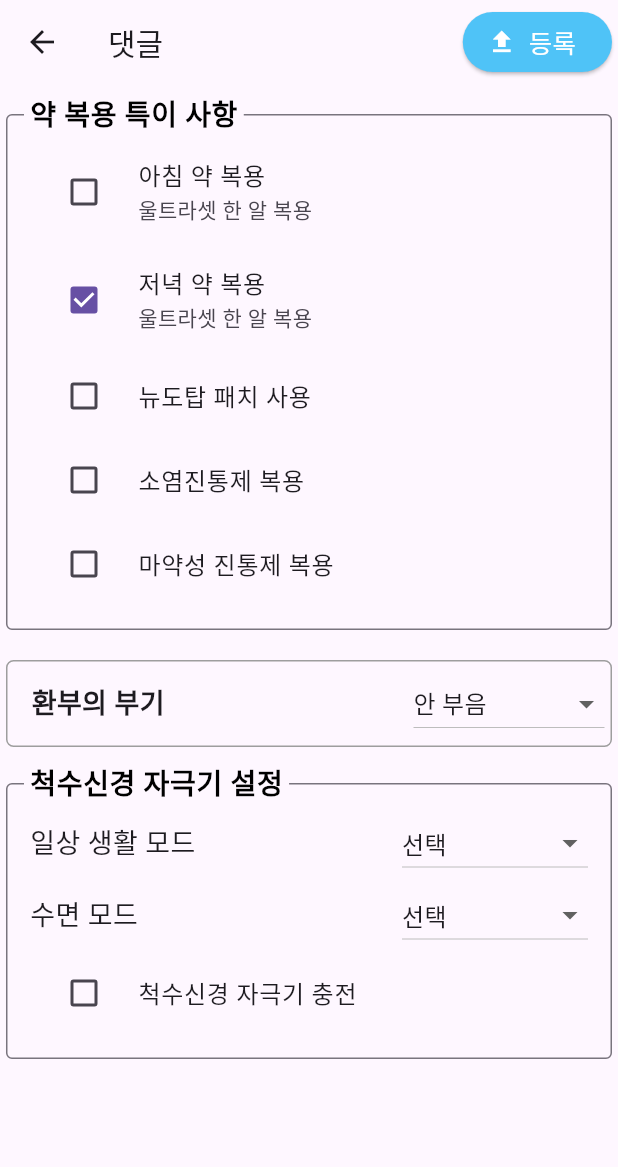
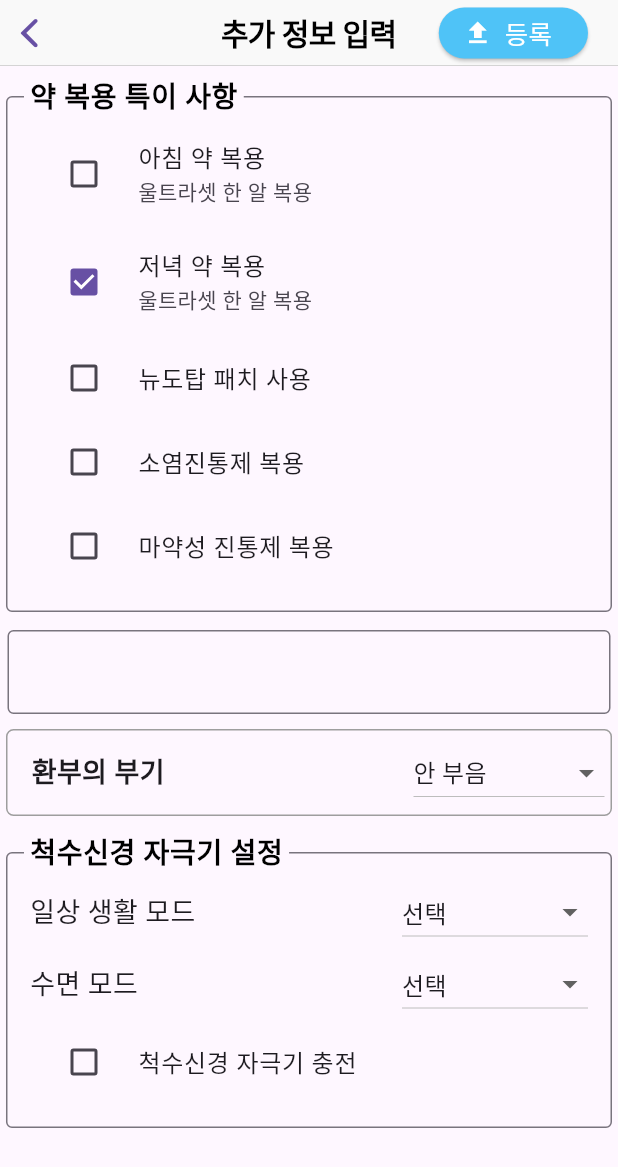
Before and after one commit to SelTeck/PainRecord, a Flutter app: the BlogCommentView screen opened directly with empty values, after a tap on "아침 약 복용", after a tap on "저녁 약 복용", on a phone screen of 412 x 824 dp. Shown: the top 1167 px of the screen. Run offline on Flutter 3.47's test engine with Material 3 defaults, Android fonts, the phone set to English and light mode, and no system bars; our stand-ins replace flutter_easyloading, fluttertoast, get, logger, shared_preferences, webview_flutter; missing offline and left inert: webview_flutter_android, webview_flutter_wkwebview; accounts and stored records are empty; network calls fail.

Commit message:
comment provider 구조 적용

```diff
--- a/lib/views/blog_comment_view.dart
+++ b/lib/views/blog_comment_view.dart
@@ -1,89 +1,87 @@
-// ignore_for_file: prefer_typing_uninitialized_variables
+import 'dart:convert';
 
-import 'dart:convert';
+import 'package:flutter/cupertino.dart';
 import 'package:flutter/material.dart';
 import 'package:flutter_easyloading/flutter_easyloading.dart';
 import 'package:fluttertoast/fluttertoast.dart';
+import 'package:get/get.dart';
 import 'package:pain_record/model/commentinfo.dart';
-import 'package:pain_record/model/result.dart';
-import 'package:pain_record/session/session.dart';
+import 'package:pain_record/provider/comment_provider.dart';
+import 'package:pain_record/widgets/comment_stimulator_dropdown_button.dart';
+import 'package:pain_record/widgets/comment_swell_dropdown_button.dart';
+import 'package:pain_record/widgets/comment_update_button.dart';
 
 class BlogCommentView extends StatefulWidget {
   final blogIndex;
-  const BlogCommentView({Key? key, required this.blogIndex}) : super(key: key);
+  const BlogCommentView({super.key, required this.blogIndex});
 
   @override
   State<StatefulWidget> createState() => _BlogCommentView();
 }
 
 class _BlogCommentView extends State<BlogCommentView> {
-  final List<String> swellList = <String>['안 부음', '조금 부음', '제법 부음', '많이 부음'];
-  final List<String> stimulatorList = <String>['선택', 'A', 'B', 'C'];
+  final _isTakeMorning = false.obs;
+  final _isTakeDinner = false.obs;
+  final _isTakePatch = false.obs;
+  final _isAntiAnalgesic = false.obs;
+  final _isNarcoticAnalgesic = false.obs;
+  final _isStimulusCharge = false.obs;
+
+  final _swellingController = SwellingController();
+  final _activeController = StimulatorController();
+  final _sleepController = StimulatorController();
+  final _commentTextController = TextEditingController();
+
+  late CommentProvider _provider;
+  late CommentSwellDropdownButton _swellDropdownButton;
+  late CommentStimulatorDropdownButton _activeDropDownButton;
+  late CommentStimulatorDropdownButton _sleepDrowWondButton;
 
   bool _isHaveData = false;
-  bool _isTakeMorning = false,
-      _isTakeDinner = false,
-      _isTakePatch = false,
-      _isAntiAnalgesic = false,
-      _isNarcoticAnalgesic = false,
-      _isStimulusCharge = false;
-
-  String _activeValue = '선택', _sleepingValue = '선택', _swellValue = '안 부음';
 
   @override
   void initState() {
+    _provider = CommentProvider();
+    _swellDropdownButton =
+        CommentSwellDropdownButton(controller: _swellingController);
+    _activeDropDownButton =
+        CommentStimulatorDropdownButton(controller: _activeController);
+    _sleepDrowWondButton =
+        CommentStimulatorDropdownButton(controller: _sleepController);
     super.initState();
-    _showLoading(msg: 'Searching Comment...');
-    _searchComment();
+
+    _searchCommentInfor();
   }
 
   @override
   Widget build(BuildContext context) {
     return Scaffold(
-      appBar: AppBar(
-        title: const Text(
-          '댓글',
-          style: TextStyle(fontSize: 20),
+      appBar: CupertinoNavigationBar(
+        middle: const Text(
+          '추가 정보 입력',
+          style: TextStyle(fontSize: 20, fontWeight: FontWeight.w700),
         ),
-        actions: [
-          _makeCommentButton(),
-        ],
+        trailing: CommentUpdateButton(onPressed: () {
+          _isHaveData ? _updateComment() : _saveComment();
+        }),
       ),
-      body: Column(
+      body: Expanded(
+        child: SingleChildScrollView(
+          child: Column(
             children: [
               _makeTakeMedicine(),
+              Padding(
+                padding: const EdgeInsets.fromLTRB(5.0, 12.0, 5.0, 0.0),
+                child: TextField(
+                  controller: _commentTextController,
+                  decoration: const InputDecoration(
+                    border: OutlineInputBorder(),
+                  ),
+                ),
+              ),
               _makeSwellingInfo(),
               _makeStimulusInfo(),
             ],
-      ),
-    );
-  }
-
-  Widget _makeCommentButton() {
-    return Container(
-      padding: const EdgeInsets.symmetric(
-        vertical: 8.0,
-        horizontal: 4.0,
-      ),
-      child: ElevatedButton.icon(
-        onPressed: () {
-          _isHaveData ? _updateComment() : _saveComment();
-          _showLoading(
-              msg: _isHaveData ? "Updating Comment..." : "Saving Comment...");
-        },
-        icon: const Icon(
-          Icons.upload,
-          size: 20,
-          color: Colors.white,
-        ),
-        label: const Text(
-          '등록',
-          style: TextStyle(color: Colors.white, fontSize: 17.0),
-        ),
-        style: ElevatedButton.styleFrom(
-          backgroundColor: Colors.lightBlue[300],
-          shape: RoundedRectangleBorder(
-            borderRadius: BorderRadius.circular(20.0),
           ),
         ),
       ),
@@ -103,57 +101,57 @@ class _BlogCommentView extends State<BlogCommentView> {
         ),
         child: Column(
           children: [
-            CheckboxListTile(
-              value: _isTakeMorning,
+            Obx(
+              () => CheckboxListTile(
+                value: _isTakeMorning.value,
                 onChanged: (bool? value) {
-                setState(() {
-                  _isTakeMorning = value!;
-                });
+                  _isTakeMorning.value = value!;
                 },
                 title: const Text('아침 약 복용'),
                 subtitle: const Text('울트라셋 한 알 복용'),
                 controlAffinity: ListTileControlAffinity.leading,
               ),
-            CheckboxListTile(
-              value: _isTakeDinner,
+            ),
+            Obx(
+              () => CheckboxListTile(
+                value: _isTakeDinner.value,
                 onChanged: (bool? value) {
-                setState(() {
-                  _isTakeDinner = value!;
-                });
+                  _isTakeDinner.value = value!;
                 },
                 title: const Text('저녁 약 복용'),
                 subtitle: const Text('울트라셋 한 알 복용'),
                 controlAffinity: ListTileControlAffinity.leading,
               ),
-            CheckboxListTile(
-              value: _isTakePatch,
+            ),
+            Obx(
+              () => CheckboxListTile(
+                value: _isTakePatch.value,
                 onChanged: (bool? value) {
-                setState(() {
-                  _isTakePatch = value!;
-                });
+                  _isTakePatch.value = value!;
                 },
                 title: const Text('뉴도탑 패치 사용'),
                 controlAffinity: ListTileControlAffinity.leading,
               ),
-            CheckboxListTile(
-              value: _isAntiAnalgesic,
+            ),
+            Obx(
+              () => CheckboxListTile(
+                value: _isAntiAnalgesic.value,
                 onChanged: (bool? value) {
-                setState(() {
-                  _isAntiAnalgesic = value!;
-                });
+                  _isAntiAnalgesic.value = value!;
                 },
                 title: const Text('소염진통제 복용'),
                 controlAffinity: ListTileControlAffinity.leading,
               ),
-            CheckboxListTile(
-              value: _isNarcoticAnalgesic,
+            ),
+            Obx(
+              () => CheckboxListTile(
+                value: _isNarcoticAnalgesic.value,
                 onChanged: (bool? value) {
-                setState(() {
-                  _isNarcoticAnalgesic = value!;
-                });
+                  _isNarcoticAnalgesic.value = value!;
                 },
                 title: const Text('마약성 진통제 복용'),
                 controlAffinity: ListTileControlAffinity.leading,
+              ),
             ),
           ],
         ),
@@ -163,7 +161,7 @@ class _BlogCommentView extends State<BlogCommentView> {
 
   Widget _makeSwellingInfo() {
     return Container(
-      margin: const EdgeInsets.fromLTRB(4.0, 20.0, 4.0, 4.0),
+      margin: const EdgeInsets.fromLTRB(4.0, 10.0, 4.0, 4.0),
       padding: const EdgeInsets.fromLTRB(16.0, 4.0, 4.0, 4.0),
       decoration: BoxDecoration(
         border:
@@ -180,21 +178,7 @@ class _BlogCommentView extends State<BlogCommentView> {
             ),
           ),
           Expanded(
-            child: DropdownButton(
-              isExpanded: true,
-              value: _swellValue,
-              items: swellList.map((String items) {
-                return DropdownMenuItem(
-                  value: items,
-                  child: Text(items),
-                );
-              }).toList(),
-              onChanged: (String? value) {
-                setState(() {
-                  _swellValue = value!;
-                });
-              },
-            ),
+            child: _swellDropdownButton,
           ),
         ],
       ),
@@ -226,21 +210,7 @@ class _BlogCommentView extends State<BlogCommentView> {
                   ),
                 ),
                 Expanded(
-                  child: DropdownButton(
-                    isExpanded: true,
-                    value: _activeValue,
-                    items: stimulatorList.map((String items) {
-                      return DropdownMenuItem(
-                        value: items,
-                        child: Text(items),
-                      );
-                    }).toList(),
-                    onChanged: (value) {
-                      setState(() {
-                        _activeValue = value!;
-                      });
-                    },
-                  ),
+                  child: _activeDropDownButton,
                 ),
               ],
             ),
@@ -256,130 +226,92 @@ class _BlogCommentView extends State<BlogCommentView> {
                   ),
                 ),
                 Expanded(
-                  child: DropdownButton(
-                    isExpanded: true,
-                    value: _sleepingValue,
-                    items: stimulatorList.map((String items) {
-                      return DropdownMenuItem(
-                        value: items,
-                        child: Text(items),
-                      );
-                    }).toList(),
-                    onChanged: (value) {
-                      setState(() {
-                        _sleepingValue = value!;
-                      });
-                    },
-                  ),
+                  child: _sleepDrowWondButton,
                 ),
               ],
             ),
-            CheckboxListTile(
-              value: _isStimulusCharge,
+            Obx(
+              () => CheckboxListTile(
+                value: _isStimulusCharge.value,
                 onChanged: (bool? value) {
-                setState(() {
-                  _isStimulusCharge = value!;
-                });
+                  _isStimulusCharge.value = value!;
                 },
                 title: const Text('척수신경 자극기 충전'),
                 controlAffinity: ListTileControlAffinity.leading,
               ),
-            // if (_future != null)
-            //   BlogCommentBuilder(
-            //     future: _future!,
-            //     initialzeCallback: _initialize,
-            //   ),
+            ),
           ],
         ),
       ),
     );
   }
 
-  void _searchComment() async {
-    final response = await Session.get(
-        url: '${Session.host}/records/data/daily/comment/${widget.blogIndex}');
+  Future<void> _searchCommentInfor() async {
+    EasyLoading.show(status: 'Searching Comment...');
 
-    if (response.statusCode == 200) {
-      final comment = CommentInfo.fromJson(jsonDecode(response.body));
-      _isTakeMorning = comment.takeMorning;
-      _isTakeDinner = comment.takeEvening;
-      _isTakePatch = comment.usePath;
-      _isAntiAnalgesic = comment.takeAnalogesic;
-      _isNarcoticAnalgesic = comment.takeNarcotic;
-      _swellValue = swellList[comment.swellingLv];
-      _activeValue = stimulatorList[comment.activeMode];
-      _sleepingValue = stimulatorList[comment.sleepMode];
-      _isStimulusCharge = comment.charging ? true : false;
+    CommentInfo? comment = await _provider.searchComment(widget.blogIndex);
+    if (comment != null) {
       _isHaveData = true;
-    } else if (response.statusCode < 200 || response.statusCode > 400) {
+      _isTakeMorning.value = comment.takeMorning;
+      _isTakeDinner.value = comment.takeEvening;
+      _isTakePatch.value = comment.usePath;
+      _isAntiAnalgesic.value = comment.takeAnalogesic;
+      _isNarcoticAnalgesic.value = comment.takeNarcotic;
+      _commentTextController.text = comment.comment;
+      _swellingController.value = _swellDropdownButton.list[comment.swellingLv];
+      _activeController.value = _activeDropDownButton.list[comment.activeMode];
+      _sleepController.value = _sleepDrowWondButton.list[comment.sleepMode];
+      _isStimulusCharge.value = comment.charging ? true : false;
+    } else {
       _isHaveData = false;
     }
 
-    _hideLoading();
-    setState(() {});
+    EasyLoading.dismiss();
   }
 
-  void _updateComment() async {
+  Future<void> _updateComment() async {
+    EasyLoading.show(status: "Updating Comment...");
+
     Map<String, dynamic> params = {
       'crawlingIdx': widget.blogIndex,
-      'takeMorning': _isTakeMorning ? 1 : 0,
-      'takeEvening': _isTakeDinner ? 1 : 0,
-      'antiAnalgesic': _isAntiAnalgesic ? 1 : 0,
-      'narcoticAnalgesic': _isNarcoticAnalgesic ? 1 : 0,
-      'usePath': _isTakePatch ? 1 : 0,
-      'swelling': swellList.indexOf(_swellValue),
-      'activeMode': stimulatorList.indexOf(_activeValue),
-      'sleepMode': stimulatorList.indexOf(_sleepingValue),
-      'chargingStimulus': _isStimulusCharge ? 1 : 0,
-      'comment': ''
+      'takeMorning': _isTakeMorning.value ? 1 : 0,
+      'takeEvening': _isTakeDinner.value ? 1 : 0,
+      'antiAnalgesic': _isAntiAnalgesic.value ? 1 : 0,
+      'narcoticAnalgesic': _isNarcoticAnalgesic.value ? 1 : 0,
+      'usePath': _isTakePatch.value ? 1 : 0,
+      'comment': _commentTextController.text,
+      'swelling': _swellDropdownButton.list.indexOf(_swellingController.value),
+      'activeMode': _activeDropDownButton.list.indexOf(_activeController.value),
+      'sleepMode': _sleepDrowWondButton.list.indexOf(_sleepController.value),
+      'chargingStimulus': _isStimulusCharge.value ? 1 : 0,
     };
 
-    final response = await Session.put(
-        url: '${Session.host}/records/data/update/daily',
-        body: jsonEncode(params));
+    var message = await _provider.updateComment(jsonEncode(params));
+    Fluttertoast.showToast(msg: message);
 
-    // if (response.statusCode == 200) {
-    // } else if (response.statusCode < 200 || response.statusCode > 400) {
-    //   final result = Result.fromJson(jsonDecode(response.body));
-    //   Fluttertoast.showToast(msg: result.message);
-    // }
-
-    final result = Result.fromJson(jsonDecode(response.body));
-    Fluttertoast.showToast(msg: result.message);
-    _hideLoading();
-
-    // setState(() {
-    // });
+    EasyLoading.dismiss();
   }
 
-  void _saveComment() async {
+  Future<void> _saveComment() async {
+    EasyLoading.show(status: "Saving Comment...");
+
     Map<String, dynamic> params = {
       'crawlingIdx': widget.blogIndex,
-      'takeMorning': _isTakeMorning ? 1 : 0,
-      'takeEvening': _isTakeDinner ? 1 : 0,
-      'antiAnalgesic': _isAntiAnalgesic ? 1 : 0,
-      'narcoticAnalgesic': _isNarcoticAnalgesic ? 1 : 0,
-      'usePath': _isTakePatch ? 1 : 0,
-      'swelling': swellList.indexOf(_swellValue),
-      'activeMode': stimulatorList.indexOf(_activeValue),
-      'sleepMode': stimulatorList.indexOf(_sleepingValue),
-      'chargingStimulus': _isStimulusCharge ? 1 : 0,
-      'comment': ''
+      'takeMorning': _isTakeMorning.value ? 1 : 0,
+      'takeEvening': _isTakeDinner.value ? 1 : 0,
+      'antiAnalgesic': _isAntiAnalgesic.value ? 1 : 0,
+      'narcoticAnalgesic': _isNarcoticAnalgesic.value ? 1 : 0,
+      'usePath': _isTakePatch.value ? 1 : 0,
+      'comment': _commentTextController.text,
+      'swelling': _swellDropdownButton.list.indexOf(_swellingController.value),
+      'activeMode': _activeDropDownButton.list.indexOf(_activeController.value),
+      'sleepMode': _sleepDrowWondButton.list.indexOf(_sleepController.value),
+      'chargingStimulus': _isStimulusCharge.value ? 1 : 0,
     };
 
-    final response = await Session.post(
-        url: '${Session.host}/records/data/input/daily',
-        body: jsonEncode(params));
+    var message = await _provider.saveComment(jsonEncode(params));
+    Fluttertoast.showToast(msg: message);
 
-    final result = Result.fromJson(jsonDecode(response.body));
-    Fluttertoast.showToast(msg: result.message);
-  }
-
-  void _showLoading({String? msg}) async {
-    await EasyLoading.show(status: msg);
-  }
-
-  void _hideLoading() async {
-    await EasyLoading.dismiss();
+    EasyLoading.dismiss();
   }
 }
```
Lines whose indentation alone changed are shown as unchanged.
